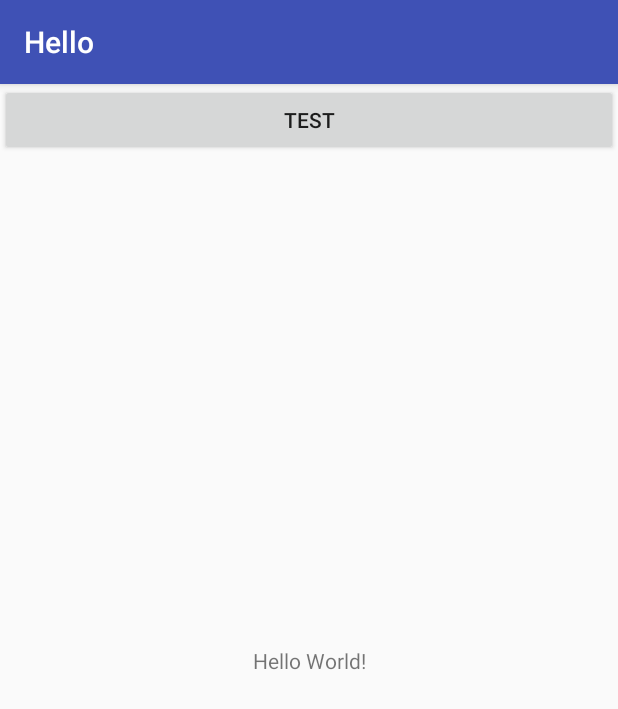
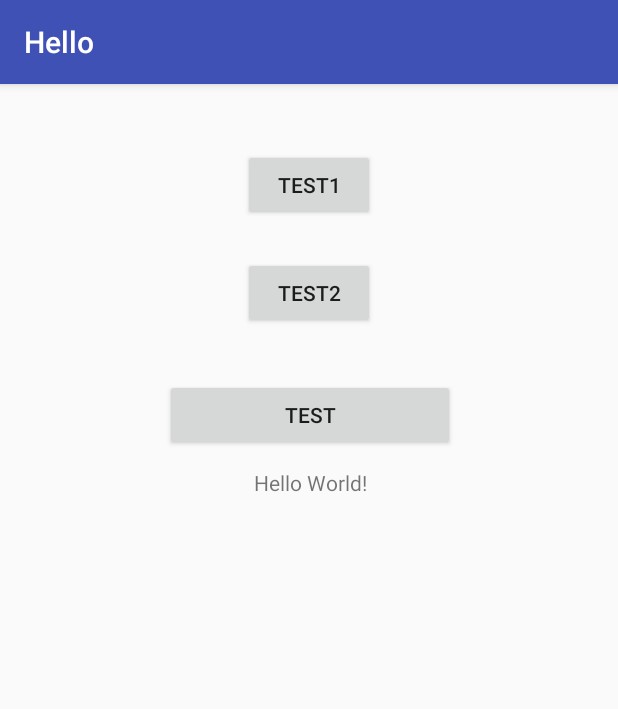
Before and after one commit to ahn-kj/icox-book, an Android app: the screen it shows after launch (MainActivity before the commit, SecondActivity after it), on a phone screen of 412 x 824 dp. Shown: the top 709 px of the screen. Run offline under Robolectric (Android 15) with nearby library versions, the phone set to English and light mode, and no system bars.

Commit message:
3.9 함수와 리소스 활용

```diff
--- a/chapter3-hello/app/src/main/AndroidManifest.xml
+++ b/chapter3-hello/app/src/main/AndroidManifest.xml
@@ -10,14 +10,15 @@
         android:supportsRtl="true"
         android:theme="@style/AppTheme">
         <activity android:name=".MainActivity">
+
+        </activity>
+        <activity android:name=".SecondActivity">
             <intent-filter>
                 <action android:name="android.intent.action.MAIN" />
 
                 <category android:name="android.intent.category.LAUNCHER" />
             </intent-filter>
         </activity>
-        <activity android:name=".SecondActivity">
-        </activity>
     </application>
 
 </manifest>
--- a/chapter3-hello/app/src/main/java/com/akj/hello/SecondActivity.java
+++ b/chapter3-hello/app/src/main/java/com/akj/hello/SecondActivity.java
@@ -2,12 +2,56 @@ package com.akj.hello;
 
 import android.support.v7.app.AppCompatActivity;
 import android.os.Bundle;
+import android.view.View;
+import android.widget.Toast;
 
 public class SecondActivity extends AppCompatActivity {
+    // testButton1 의 클릭된 횟수를 저장하는 변수를 선언한다.
+    int clickCount1 = 0;
+
+    // testButton2 의 클릭된 횟수를 저장하는 변수를 선언한다.
+    int clickCount2 = 0;
 
     @Override
     protected void onCreate(Bundle savedInstanceState) {
         super.onCreate(savedInstanceState);
         setContentView(R.layout.activity_second);
+
+        // "프로그래밍을 시작해보자" 메세지를 잠시 보여준다.
+        Toast.makeText(getApplicationContext(), "프로그래밍을 시작해보자!", Toast.LENGTH_SHORT).show();
+
+        // 레이아웃에 testButton1 ID 로 선언된 뷰에 클릭 이벤트 리스너를 등록한다.
+        findViewById(R.id.testButton1).setOnClickListener(new View.OnClickListener() {
+            @Override
+            public void onClick(View view) {
+                // 클릭 카운트를 1회 증가시킨다.
+                clickCount1 = clickCount1 + 1;
+
+                //getMessage 함수에서 반환된 문자열을 잠시 보여준다.
+                Toast.makeText(getApplicationContext(), getMessage(clickCount1), Toast.LENGTH_SHORT).show();
+            }
+        });
+
+        findViewById(R.id.testButton2).setOnClickListener(new View.OnClickListener() {
+            @Override
+            public void onClick(View view) {
+                // 클릭 카운트를 1회 증가시킨다.
+                clickCount2 = clickCount2 + 1;
+
+                //getMessage 함수에서 반환된 문자열을 잠시 보여준다.
+                Toast.makeText(getApplicationContext(), getMessage(clickCount2), Toast.LENGTH_SHORT).show();
+            }
+        });
+    }
+
+    // 함수에 전달된 clickCount 를 기반으로 메세지에 해당하는 텍스트를 반환한다.
+    String getMessage(int clickCount){
+        if(clickCount % 2 == 0){
+            return "클릭횟수:" + clickCount;
+        }else if(clickCount % 3 == 0){
+            return "Hello, Korea!";
+        }else {
+            return "Hello";
+        }
     }
 }
--- a/chapter3-hello/app/src/main/res/layout/activity_second.xml
+++ b/chapter3-hello/app/src/main/res/layout/activity_second.xml
@@ -6,4 +6,33 @@
     android:layout_height="match_parent"
     tools:context=".SecondActivity">
 
+    <Button
+        android:id="@+id/testButton1"
+        android:layout_width="wrap_content"
+        android:layout_height="wrap_content"
+        android:layout_marginTop="43dp"
+        android:text="TEST1"
+        app:layout_constraintEnd_toEndOf="parent"
+        app:layout_constraintStart_toStartOf="parent"
+        app:layout_constraintTop_toTopOf="parent" />
+
+    <Button
+        android:id="@+id/testButton2"
+        android:layout_width="wrap_content"
+        android:layout_height="wrap_content"
+        android:layout_marginTop="24dp"
+        android:text="TEST2"
+        app:layout_constraintStart_toStartOf="@+id/testButton1"
+        app:layout_constraintTop_toBottomOf="@+id/testButton1" />
+
+    <include
+        android:id="@+id/include3"
+        layout="@layout/activity_main"
+        android:layout_width="193dp"
+        android:layout_height="137dp"
+        android:layout_marginTop="33dp"
+        app:layout_constraintEnd_toEndOf="parent"
+        app:layout_constraintHorizontal_bias="0.502"
+        app:layout_constraintStart_toStartOf="parent"
+        app:layout_constraintTop_toBottomOf="@+id/testButton2" />
 </android.support.constraint.ConstraintLayout>
```
